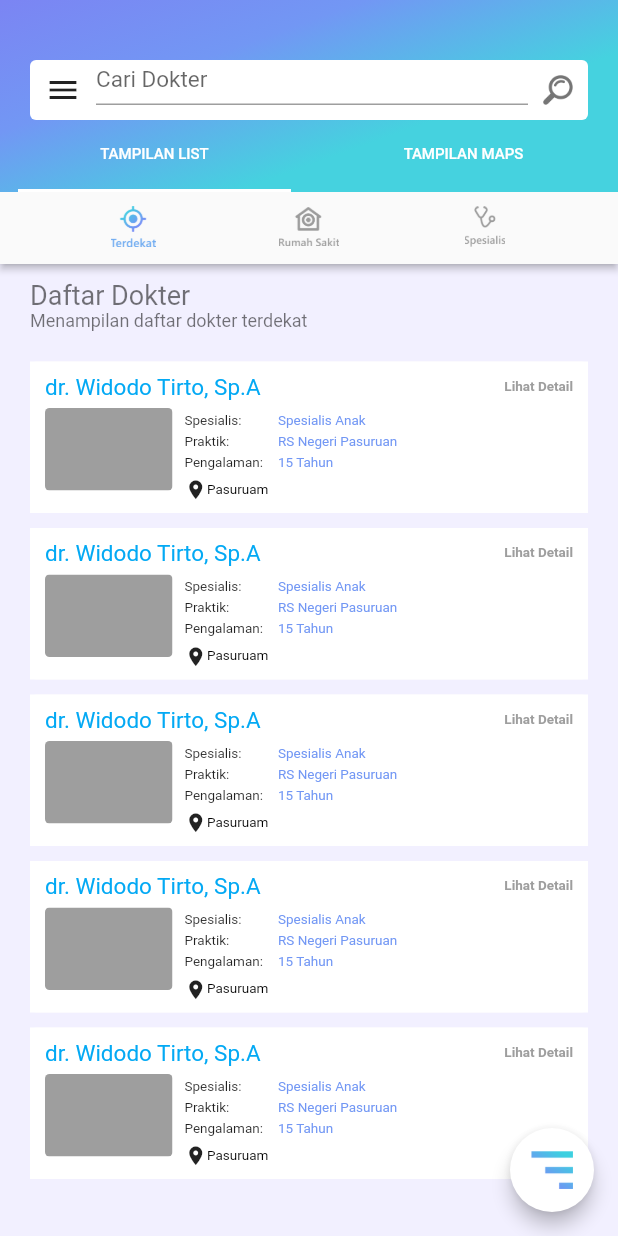
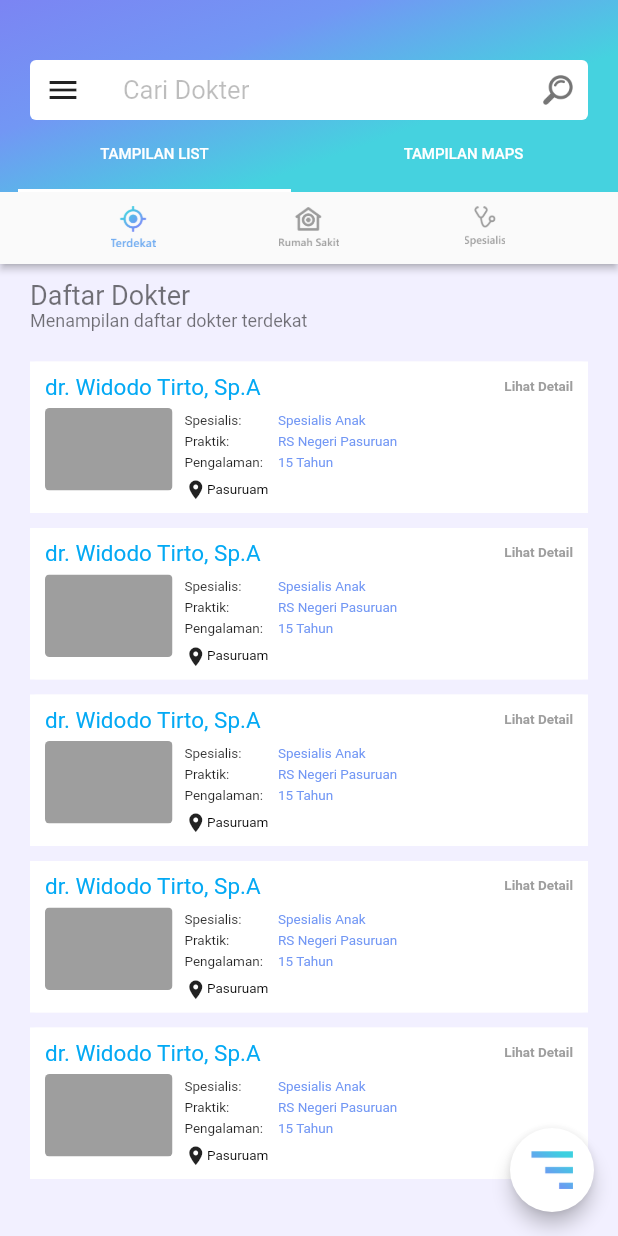
Before and after one commit to etikaPahang/rigolth_app_v0, a Flutter app: the screen it shows after launch, on a phone screen of 412 x 824 dp. Run offline on Flutter 3.47's test engine with Material 2 defaults, Android fonts, the phone set to English and light mode, and no system bars; Roboto replaces fonts that are missing (Nunito).

```diff
--- a/lib/dokterku/home_page.dart
+++ b/lib/dokterku/home_page.dart
@@ -1,5 +1,6 @@
 import 'package:flutter/material.dart';
 import 'package:rigolth_app_v0/dokterku/rs_page.dart';
+import 'package:rigolth_app_v0/dokterku/specialist_page.dart';
 import 'package:rigolth_app_v0/models/doctor.dart';
 import 'package:rigolth_app_v0/models/RS.dart';
 import 'package:rigolth_app_v0/components/components.dart';
@@ -56,6 +57,14 @@ class _DokterkuHomePageState extends State<DokterkuHomePage>
     });
   }
 
+  @override
+  void dispose() {
+    // TODO: implement dispose
+    _tabControllerTampilan.dispose();
+    _tabControllerFilter.dispose();
+    _fieldSearchController.dispose();
+    super.dispose();
+  }
 
   @override
   Widget build(BuildContext context) {
@@ -86,36 +95,67 @@ class _DokterkuHomePageState extends State<DokterkuHomePage>
                         child: Container(
                           padding: EdgeInsets.symmetric(horizontal: 10.0, vertical: 0.0),
                           color: Colors.white,
-                          child: Row(
+                          child: _searchActive?
+                            Row(
+                              crossAxisAlignment: CrossAxisAlignment.center,
+                              mainAxisAlignment: MainAxisAlignment.start,
+                              children: <Widget>[
+                                GestureDetector(
+                                  child: Icon(
+                                    Icons.arrow_back,
+                                    color: Colors.black54,
+                                  ),
+                                  onTap: (){
+                                    setState(() {
+                                      _searchActive = false;
+                                    });
+                                  },
+                                ),
+                                Expanded(
+                                  child: Container(
+                                    padding: EdgeInsets.symmetric(horizontal: 12.0, vertical: 0.0),
+                                    child: TextField(
+                                      controller: _fieldSearchController,
+                                      autofocus: true,
+                                      style: TextStyle(
+                                        fontSize: 18.0,
+                                        color: Colors.black54,
+                                      ),
+                                    ),
+                                  ),
+                                )
+                              ],
+                            )
+                            :
+                          Row(
                             crossAxisAlignment: CrossAxisAlignment.center,
                             children: <Widget>[
-                              _searchActive?Container():Container(
+                              Container(
                                   padding: EdgeInsets.only(top: 0.0),
                                   child: Icon(
                                       Icons.menu
                                   )
                               ),
                               Expanded(
-                                child: Container(
-                                  padding: EdgeInsets.only(left: 10.0, right: 10.0, bottom: 10.0),
-                                  child: TextField(
-//                                    focusNode: _focusNodeSearch,
-                                    style: TextStyle(
-                                        fontSize: 16.0,
-                                        color: Colors.black45
-                                    ),
-                                    controller: _fieldSearchController,
-                                    decoration: InputDecoration(
-                                        hintText: 'Cari Dokter',
-                                        hintStyle: TextStyle(
-                                          fontSize: 15.0,
-                                        )
-
+                                child: GestureDetector(
+                                  onTap: (){
+                                    setState(() {
+                                      _searchActive = true;
+                                    });
+                                  },
+                                  child: Container(
+                                    padding: EdgeInsets.only(left: 28.0),
+                                    child: Text(
+                                      'Cari Dokter',
+                                      style: TextStyle(
+                                          fontSize: 17.0,
+                                          color: Colors.black26
+                                      ),
                                     ),
                                   ),
                                 ),
                               ),
-                              _searchActive?Container():Container(
+                              Container(
                                 padding: EdgeInsets.symmetric(horizontal: 0.0, vertical: 10.0),
                                 child: Image(
                                   image: AssetImage('assets/search_bottom_menu_2.png'),
@@ -186,17 +226,6 @@ class _DokterkuHomePageState extends State<DokterkuHomePage>
       ),
     );
   }
-
-
-  @override
-  void dispose() {
-    // TODO: implement dispose
-    _tabControllerTampilan.dispose();
-    _tabControllerFilter.dispose();
-    _fieldSearchController.dispose();
-    super.dispose();
-  }
-
 
   Widget _buildTampilanList() {
     return Container(
@@ -288,7 +317,14 @@ class _DokterkuHomePageState extends State<DokterkuHomePage>
           return Container(
             padding: i==0?null:i==1?EdgeInsets.only(bottom: 4.0):EdgeInsets.symmetric(vertical: 4.0),
             child: i==0?_buildListTitle('Daftar Spesialis', 'Menampilkan rekomendasi spesialisasi')
-                :SpecialistContainDoctorCard(doctors: doctors,),
+                :SpecialistContainDoctorCard(doctors: doctors,
+            onTapDetail: (){
+              var route = new MaterialPageRoute(
+                builder: (BuildContext context) =>
+                    SpecialistPage(doctors: doctors,),
+              );
+              Navigator.of(context).push(route);
+            },),
           );
         },
       ),
--- a/lib/dokterku/rs_page.dart
+++ b/lib/dokterku/rs_page.dart
@@ -10,7 +10,6 @@ class RSPage extends StatelessWidget {
   @override
   Widget build(BuildContext context) {
     return Scaffold(
-
       body: Container(
         child: Column(
           children: <Widget>[
--- a/lib/main.dart
+++ b/lib/main.dart
@@ -2,6 +2,7 @@ import 'package:flutter/material.dart';
 import 'package:rigolth_app_v0/dokterku/home_page.dart';
 import 'package:rigolth_app_v0/dokterku/rs_page.dart';
 import 'package:rigolth_app_v0/dummydata/dummy_data.dart';
+import 'package:rigolth_app_v0/dokterku/specialist_page.dart';
 
 
 void main()=>runApp(
@@ -17,6 +18,7 @@ class RigolthApp extends StatelessWidget {
         primarySwatch: Colors.lightBlue,
         fontFamily: 'Nunito'
       ),
+      //home: SpecialistPage(doctors: dummyDoctors),
       home: DokterkuHomePage(),
 //      home: RSPage(
 //        rs: dummyRS[0]
```
Also changed, not shown: lib/components/components.dart (+19 -8 lines), lib/dokterku/specialist_page.dart (added, +130 -0 lines).
